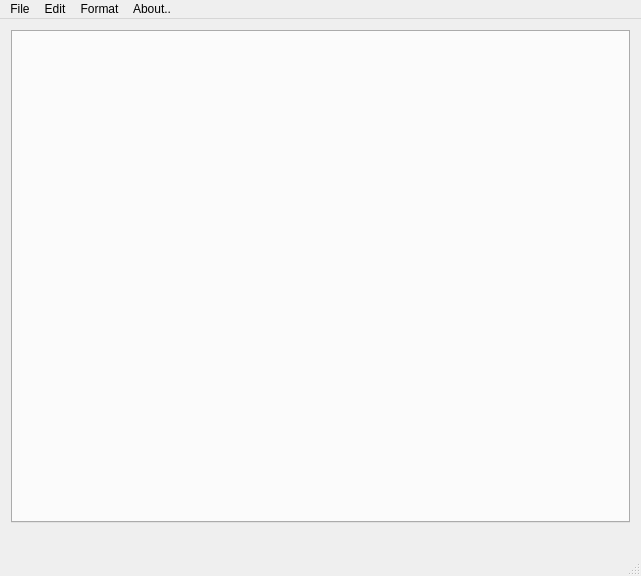
Antoniolm/Editor_Texto-Qt5, file EditorTexto/mainwindow.ui: the form before one commit.
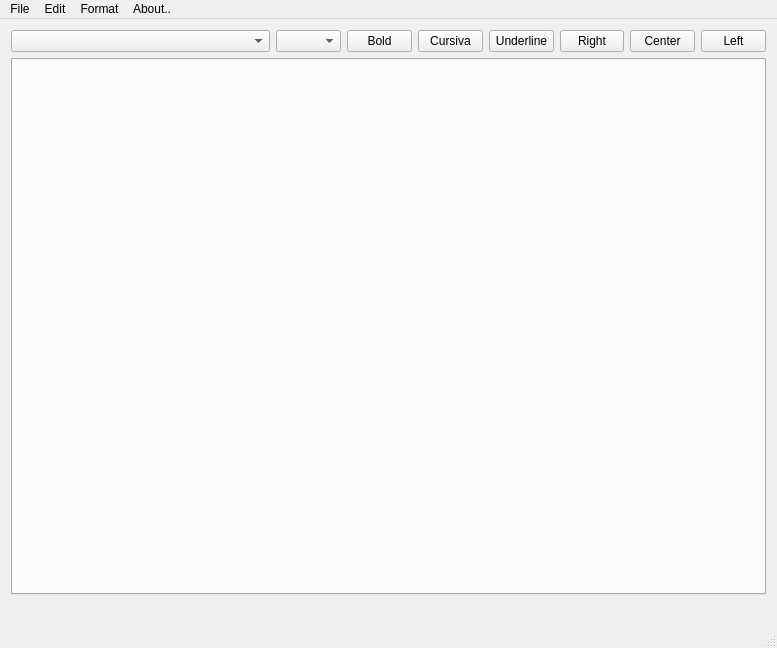
The form after the commit.

Patch:
```diff
--- a/EditorTexto/mainwindow.ui
+++ b/EditorTexto/mainwindow.ui
@@ -6,8 +6,8 @@
    <rect>
     <x>0</x>
     <y>0</y>
-    <width>641</width>
-    <height>576</height>
+    <width>777</width>
+    <height>648</height>
    </rect>
   </property>
   <property name="windowTitle">
@@ -15,6 +15,108 @@
   </property>
   <widget class="QWidget" name="centralWidget">
    <layout class="QVBoxLayout" name="verticalLayout">
+    <item>
+     <layout class="QHBoxLayout" name="horizontalLayout_2">
+      <item>
+       <widget class="QComboBox" name="comboBox_3">
+        <property name="sizePolicy">
+         <sizepolicy hsizetype="Ignored" vsizetype="Fixed">
+          <horstretch>4</horstretch>
+          <verstretch>0</verstretch>
+         </sizepolicy>
+        </property>
+       </widget>
+      </item>
+      <item>
+       <widget class="QComboBox" name="Size">
+        <property name="sizePolicy">
+         <sizepolicy hsizetype="Ignored" vsizetype="Fixed">
+          <horstretch>1</horstretch>
+          <verstretch>0</verstretch>
+         </sizepolicy>
+        </property>
+       </widget>
+      </item>
+      <item>
+       <widget class="QPushButton" name="pushButton_3">
+        <property name="sizePolicy">
+         <sizepolicy hsizetype="Ignored" vsizetype="Fixed">
+          <horstretch>1</horstretch>
+          <verstretch>0</verstretch>
+         </sizepolicy>
+        </property>
+        <property name="text">
+         <string>Bold</string>
+        </property>
+       </widget>
+      </item>
+      <item>
+       <widget class="QPushButton" name="pushButton_2">
+        <property name="sizePolicy">
+         <sizepolicy hsizetype="Ignored" vsizetype="Fixed">
+          <horstretch>1</horstretch>
+          <verstretch>0</verstretch>
+         </sizepolicy>
+        </property>
+        <property name="text">
+         <string>Cursiva</string>
+        </property>
+       </widget>
+      </item>
+      <item>
+       <widget class="QPushButton" name="pushButton">
+        <property name="sizePolicy">
+         <sizepolicy hsizetype="Ignored" vsizetype="Fixed">
+          <horstretch>1</horstretch>
+          <verstretch>0</verstretch>
+         </sizepolicy>
+        </property>
+        <property name="text">
+         <string>Underline</string>
+        </property>
+       </widget>
+      </item>
+      <item>
+       <widget class="QPushButton" name="Right">
+        <property name="sizePolicy">
+         <sizepolicy hsizetype="Ignored" vsizetype="Fixed">
+          <horstretch>1</horstretch>
+          <verstretch>0</verstretch>
+         </sizepolicy>
+        </property>
+        <property name="text">
+         <string>Right</string>
+        </property>
+       </widget>
+      </item>
+      <item>
+       <widget class="QPushButton" name="pushButton_4">
+        <property name="sizePolicy">
+         <sizepolicy hsizetype="Ignored" vsizetype="Fixed">
+          <horstretch>1</horstretch>
+          <verstretch>0</verstretch>
+         </sizepolicy>
+        </property>
+        <property name="text">
+         <string>Center</string>
+        </property>
+       </widget>
+      </item>
+      <item>
+       <widget class="QPushButton" name="pushButton_5">
+        <property name="sizePolicy">
+         <sizepolicy hsizetype="Ignored" vsizetype="Fixed">
+          <horstretch>1</horstretch>
+          <verstretch>0</verstretch>
+         </sizepolicy>
+        </property>
+        <property name="text">
+         <string>Left</string>
+        </property>
+       </widget>
+      </item>
+     </layout>
+    </item>
     <item>
      <widget class="QTabWidget" name="groupQText">
       <property name="currentIndex">
@@ -36,7 +138,7 @@
     <rect>
      <x>0</x>
      <y>0</y>
-     <width>641</width>
+     <width>777</width>
      <height>26</height>
     </rect>
    </property>
```
